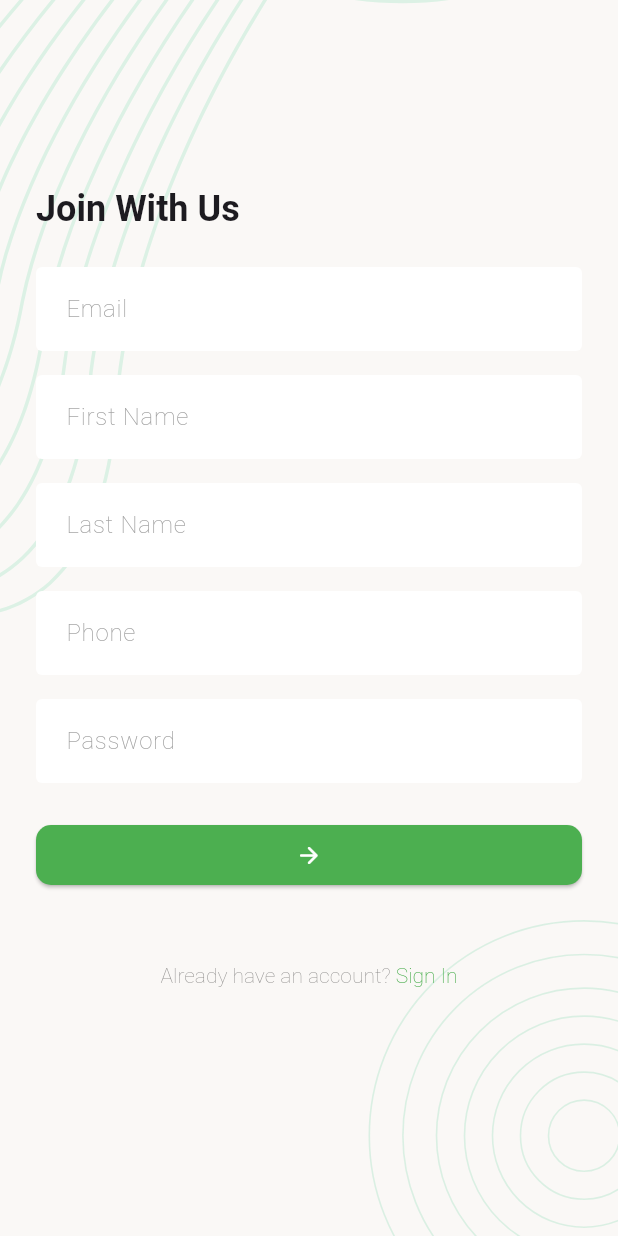
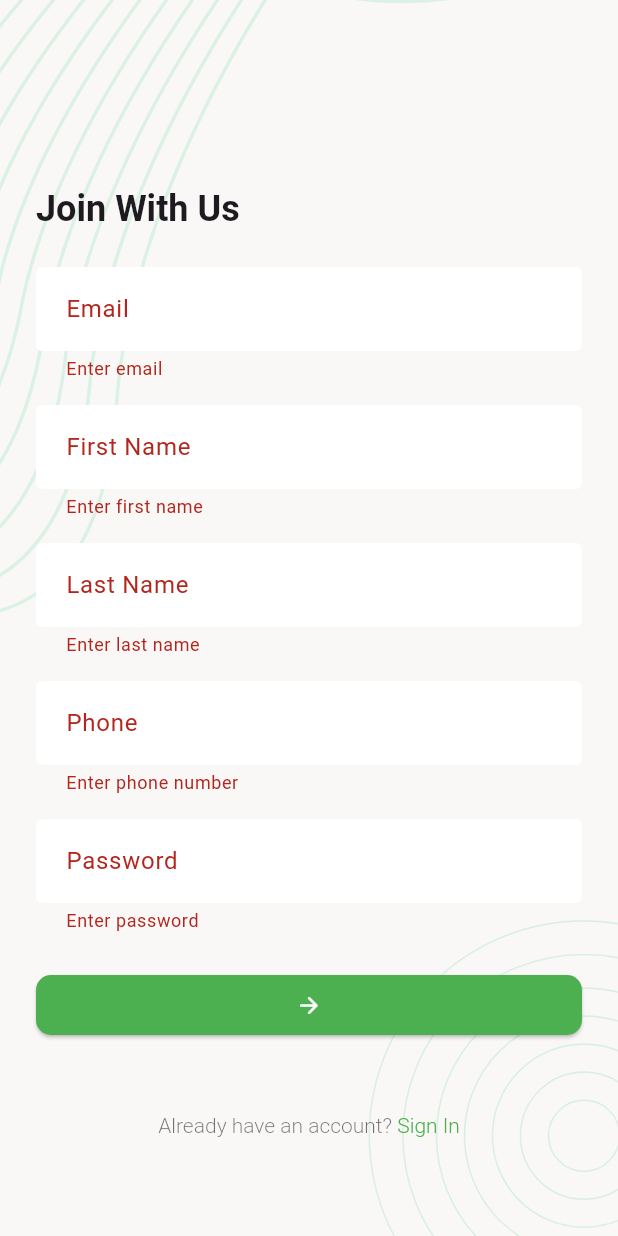
Before and after one commit to Sakib137/task_manager, a Flutter app: the SignUpScreen screen opened directly, after a tap on the "arrow forward" icon, on a phone screen of 412 x 824 dp. Run offline on Flutter 3.47's test engine with Material 3 defaults, Android fonts, the phone set to English and light mode, and no system bars; our stand-ins replace flutter_svg, pin_code_fields.

```diff
--- a/lib/data/services/network_caller.dart
+++ b/lib/data/services/network_caller.dart
@@ -7,13 +7,14 @@ class NetworkResponse {
   final int statusCode;
   final Map<String, dynamic>? responseData;
   final bool isSuccess;
-  final String? errorMessage;
+  final String errorMessage;
 
-  NetworkResponse(
-      {required this.isSuccess,
-      required this.statusCode,
-      this.responseData,
-      this.errorMessage});
+  NetworkResponse({
+    required this.isSuccess,
+    required this.statusCode,
+    this.responseData,
+    this.errorMessage = "Something went wrong. Try again!",
+  });
 }
 
 class NetworkCaller {
@@ -53,10 +54,11 @@ class NetworkCaller {
     try {
       Uri uri = Uri.parse(url);
       debugPrint("URL => $url");
+      debugPrint("BODY => $body");
 
       Response response = await post(
         uri,
-        headers: {'content-type': 'application-/json'},
+        headers: {'content-type': 'application/json'},
         body: jsonEncode(body),
       );
       debugPrint("Response code = ${response.statusCode}");
--- /dev/null
+++ b/lib/data/utils/urls.dart
@@ -0,0 +1,5 @@
+class Urls {
+  static const String _baseUrl = "https://task.teamrabbil.com/api/v1";
+  static const String registrationUrl = "$_baseUrl/registration";
+  static const String logInUrl = "$_baseUrl/login";
+}
--- a/lib/ui/screen/forgot_email_screen.dart
+++ b/lib/ui/screen/forgot_email_screen.dart
@@ -46,7 +46,7 @@ class _ForgotEmailScreen extends State<ForgotEmailScreen> {
                     controller: _emailTEcontroller,
                     keyboardType: TextInputType.emailAddress,
                     decoration: const InputDecoration(
-                      hintText: "Email",
+                      labelText: "Email",
                     ),
                   ),
                   const SizedBox(
@@ -82,7 +82,7 @@ class _ForgotEmailScreen extends State<ForgotEmailScreen> {
       text: TextSpan(
           text: "Have an account? ",
           style: const TextStyle(
-              color: Colors.black54, fontWeight: FontWeight.w100),
+              color: Colors.black54, fontWeight: FontWeight.w300),
           children: [
             TextSpan(
                 text: "Sign In",
--- a/lib/ui/screen/forgot_otp_screen.dart
+++ b/lib/ui/screen/forgot_otp_screen.dart
@@ -98,7 +98,7 @@ class _ForgotOtpScreen extends State<ForgotOtpScreen> {
       text: TextSpan(
           text: "Have an account? ",
           style: const TextStyle(
-              color: Colors.black54, fontWeight: FontWeight.w100),
+              color: Colors.black54, fontWeight: FontWeight.w300),
           children: [
             TextSpan(
                 text: "Sign In",
--- a/lib/ui/screen/forgot_set_password_screen.dart
+++ b/lib/ui/screen/forgot_set_password_screen.dart
@@ -48,7 +48,7 @@ class _ForgotSetPasswordScreen extends State<ForgotSetPasswordScreen> {
                   TextFormField(
                     controller: _newPasswordTEcontroller,
                     decoration: const InputDecoration(
-                      hintText: "New Password",
+                      labelText: "New Password",
                     ),
                   ),
                   const SizedBox(
@@ -57,7 +57,7 @@ class _ForgotSetPasswordScreen extends State<ForgotSetPasswordScreen> {
                   TextFormField(
                     controller: _confirmPasswordTEcontroller,
                     decoration: const InputDecoration(
-                      hintText: "Confirm Password",
+                      labelText: "Confirm Password",
                     ),
                   ),
                   const SizedBox(
@@ -91,7 +91,7 @@ class _ForgotSetPasswordScreen extends State<ForgotSetPasswordScreen> {
       text: TextSpan(
           text: "Have an account? ",
           style: const TextStyle(
-              color: Colors.black54, fontWeight: FontWeight.w100),
+              color: Colors.black54, fontWeight: FontWeight.w300),
           children: [
             TextSpan(
                 text: "Sign In",
--- a/lib/ui/screen/sign_up_screen.dart
+++ b/lib/ui/screen/sign_up_screen.dart
@@ -1,8 +1,12 @@
 import 'package:flutter/gestures.dart';
 import 'package:flutter/material.dart';
+import 'package:task_manager/data/services/network_caller.dart';
+import 'package:task_manager/data/utils/urls.dart';
 import 'package:task_manager/ui/screen/sign_in_screen.dart';
 import 'package:task_manager/ui/utills/app_colour.dart';
+import 'package:task_manager/ui/widgets/circulart_progress_indicator_field.dart';
 import 'package:task_manager/ui/widgets/screen_background.dart';
+import 'package:task_manager/ui/widgets/show_snackbar_message_screen.dart';
 
 class SignUpScreen extends StatefulWidget {
   const SignUpScreen({super.key});
@@ -20,6 +24,7 @@ class _SignUpScreenState extends State<SignUpScreen> {
   final TextEditingController _phoneTEcontroller = TextEditingController();
   final TextEditingController _passwordTEcontroller = TextEditingController();
   final GlobalKey<FormState> _formkey = GlobalKey<FormState>();
+  bool _signUpInProgress = false;
 
   @override
   Widget build(BuildContext context) {
@@ -43,55 +48,102 @@ class _SignUpScreenState extends State<SignUpScreen> {
                   ),
                   TextFormField(
                     controller: _emailTEcontroller,
+                    autovalidateMode: AutovalidateMode.onUserInteraction,
                     keyboardType: TextInputType.emailAddress,
                     decoration: const InputDecoration(
-                      hintText: "Email",
+                      labelText: "Email",
                     ),
+                    validator: (String? value) {
+                      if (value?.trim().isEmpty ?? true) {
+                        return "Enter email";
+                      } else {
+                        return null;
+                      }
+                    },
                   ),
                   const SizedBox(
                     height: 16,
                   ),
                   TextFormField(
                     controller: _firstNameTEcontroller,
+                    autovalidateMode: AutovalidateMode.onUserInteraction,
                     decoration: const InputDecoration(
-                      hintText: "First Name",
+                      labelText: "First Name",
                     ),
+                    validator: (String? value) {
+                      if (value?.trim().isEmpty ?? true) {
+                        return "Enter first name";
+                      } else {
+                        return null;
+                      }
+                    },
                   ),
                   const SizedBox(
                     height: 16,
                   ),
                   TextFormField(
                     controller: _lastNameTEcontroller,
+                    autovalidateMode: AutovalidateMode.onUserInteraction,
                     decoration: const InputDecoration(
-                      hintText: "Last Name",
+                      labelText: "Last Name",
                     ),
+                    validator: (String? value) {
+                      if (value?.trim().isEmpty ?? true) {
+                        return "Enter last name";
+                      } else {
+                        return null;
+                      }
+                    },
                   ),
                   const SizedBox(
                     height: 16,
                   ),
                   TextFormField(
                     controller: _phoneTEcontroller,
+                    autovalidateMode: AutovalidateMode.onUserInteraction,
                     keyboardType: TextInputType.number,
                     decoration: const InputDecoration(
-                      hintText: "Phone",
+                      labelText: "Phone",
                     ),
+                    validator: (String? value) {
+                      if (value?.trim().isEmpty ?? true) {
+                        return "Enter phone number";
+                      } else {
+                        return null;
+                      }
+                    },
                   ),
                   const SizedBox(
                     height: 16,
                   ),
                   TextFormField(
                     controller: _passwordTEcontroller,
+                    autovalidateMode: AutovalidateMode.onUserInteraction,
                     obscureText: true,
                     decoration: const InputDecoration(
-                      hintText: "Password",
+                      labelText: "Password",
                     ),
+                    validator: (String? value) {
+                      if (value?.trim().isEmpty ?? true) {
+                        return "Enter password";
+                      }
+                      if (value!.length < 8) {
+                        return "Password length must be at least 8 digits";
+                      } else {
+                        return null;
+                      }
+                    },
                   ),
                   const SizedBox(
                     height: 24,
                   ),
-                  ElevatedButton(
-                    onPressed: () {},
-                    child: const Icon(Icons.arrow_forward_rounded),
+                  Visibility(
+                    visible: _signUpInProgress == false,
+                    replacement: const CirculartProgressIndicatorField(),
+                    child: ElevatedButton(
+                      onPressed: _onTapSignUpButton,
+                      child: const Icon(Icons.arrow_forward_rounded),
+                    ),
                   ),
                   const SizedBox(
                     height: 48,
@@ -112,12 +164,51 @@ class _SignUpScreenState extends State<SignUpScreen> {
     );
   }
 
+  void _onTapSignUpButton() {
+    if (_formkey.currentState!.validate()) {
+      _registerUser();
+    }
+  }
+
+  Future<void> _registerUser() async {
+    _signUpInProgress = true;
+    setState(() {});
+
+    Map<String, dynamic> requestBody = {
+      "email": _emailTEcontroller.text.trim(),
+      "firstName": _firstNameTEcontroller.text.trim(),
+      "lastName": _lastNameTEcontroller.text.trim(),
+      "mobile": _phoneTEcontroller.text.trim(),
+      "password": _passwordTEcontroller.text,
+      "photo": ""
+    };
+
+    final NetworkResponse response = await NetworkCaller.postRequest(
+        url: Urls.registrationUrl, body: requestBody);
+    _signUpInProgress = false;
+    setState(() {});
+    if (response.isSuccess) {
+      _clearTextField();
+      showSnackbarMessageText(context, "New user registration successful!!");
+    } else {
+      showSnackbarMessageText(context, response.errorMessage);
+    }
+  }
+
+  void _clearTextField() {
+    _emailTEcontroller.clear();
+    _firstNameTEcontroller.clear();
+    _lastNameTEcontroller.clear();
+    _phoneTEcontroller.clear();
+    _passwordTEcontroller.clear();
+  }
+
   Widget _buildSignInSection() {
     return RichText(
       text: TextSpan(
           text: "Already have an account? ",
           style: const TextStyle(
-              color: Colors.black54, fontWeight: FontWeight.w100),
+              color: Colors.black54, fontWeight: FontWeight.w300),
           children: [
             TextSpan(
                 text: "Sign In",
--- a/lib/ui/screen/update_profile_screen.dart
+++ b/lib/ui/screen/update_profile_screen.dart
@@ -50,7 +50,7 @@ class _UpdateProfileScreenState extends State<UpdateProfileScreen> {
                     controller: _emailTEcontroller,
                     keyboardType: TextInputType.emailAddress,
                     decoration: const InputDecoration(
-                      hintText: "Email",
+                      labelText: "Email",
                     ),
                   ),
                   const SizedBox(
@@ -59,7 +59,7 @@ class _UpdateProfileScreenState extends State<UpdateProfileScreen> {
                   TextFormField(
                     controller: _firstNameTEcontroller,
                     decoration: const InputDecoration(
-                      hintText: "First Name",
+                      labelText: "First Name",
                     ),
                   ),
                   const SizedBox(
@@ -68,7 +68,7 @@ class _UpdateProfileScreenState extends State<UpdateProfileScreen> {
                   TextFormField(
                     controller: _lastNameTEcontroller,
                     decoration: const InputDecoration(
-                      hintText: "Last Name",
+                      labelText: "Last Name",
                     ),
                   ),
                   const SizedBox(
@@ -78,7 +78,7 @@ class _UpdateProfileScreenState extends State<UpdateProfileScreen> {
                     controller: _phoneTEcontroller,
                     keyboardType: TextInputType.number,
                     decoration: const InputDecoration(
-                      hintText: "Phone",
+                      labelText: "Phone",
                     ),
                   ),
                   const SizedBox(
@@ -88,7 +88,7 @@ class _UpdateProfileScreenState extends State<UpdateProfileScreen> {
                     controller: _passwordTEcontroller,
                     obscureText: true,
                     decoration: const InputDecoration(
-                      hintText: "Password",
+                      labelText: "Password",
                     ),
                   ),
                   const SizedBox(
--- /dev/null
+++ b/lib/ui/widgets/show_snackbar_message_screen.dart
@@ -0,0 +1,5 @@
+import 'package:flutter/material.dart';
+
+void showSnackbarMessageText(BuildContext context, String message) {
+  ScaffoldMessenger.of(context).showSnackBar(SnackBar(content: Text(message)));
+}
```
Also changed, not shown: lib/ui/screen/sign_in_screen.dart (+60 -8 lines), lib/ui/widgets/circulart_progress_indicator_field.dart (added, +12 -0 lines).
